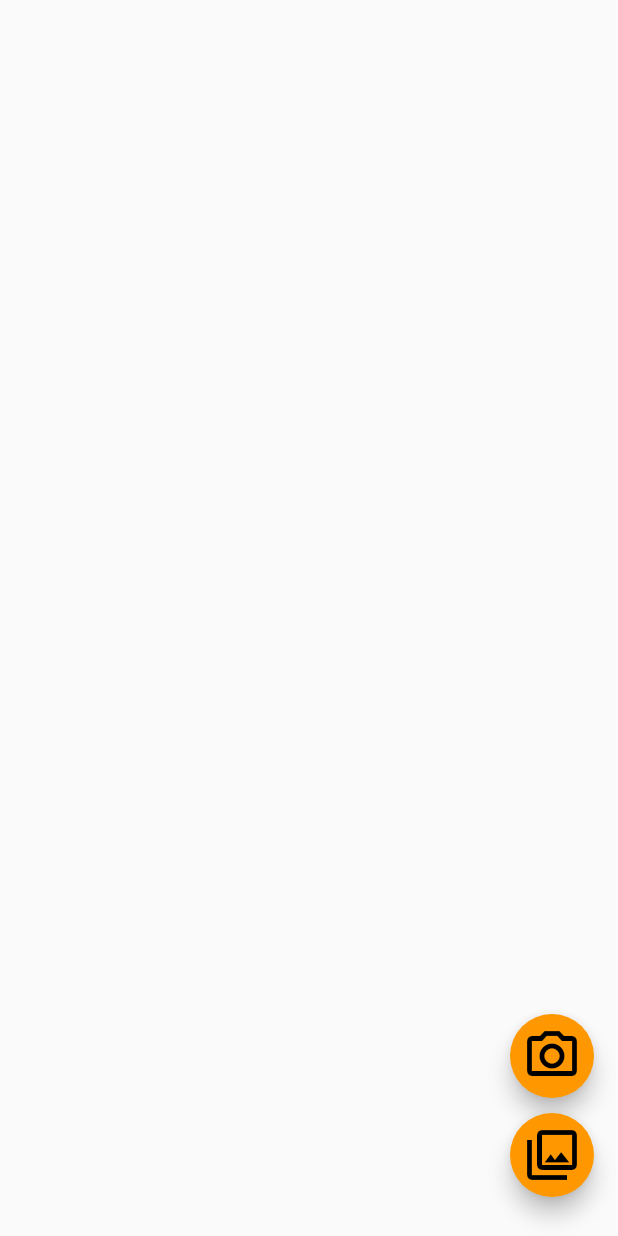
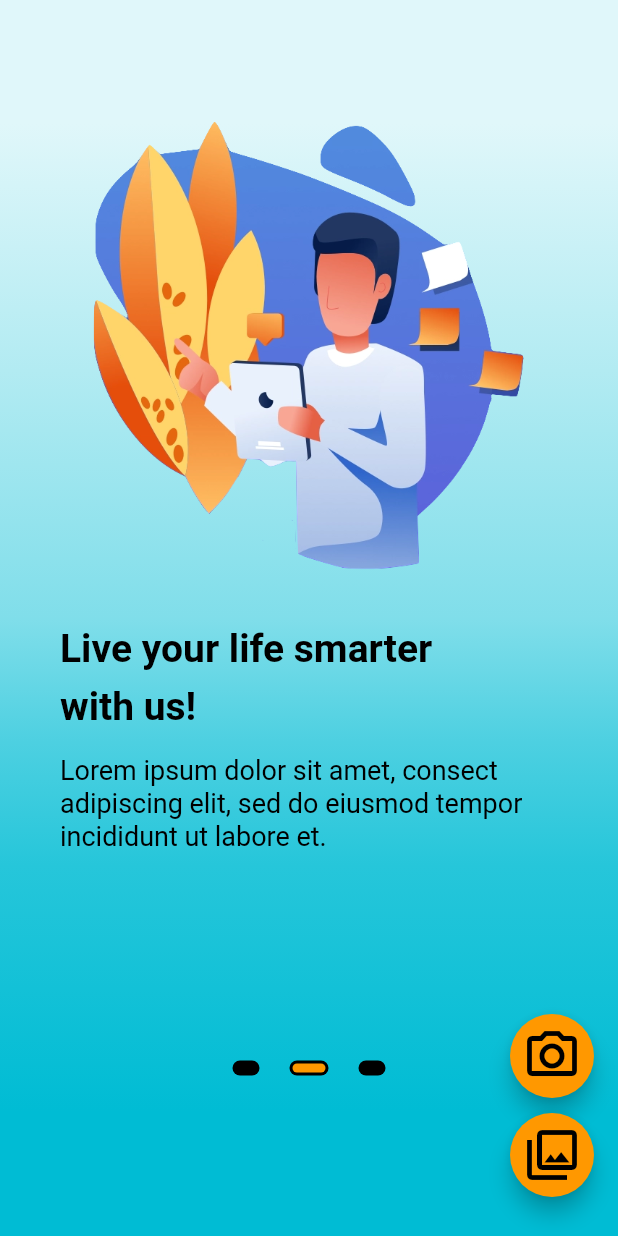
Before and after one commit to gagankumre/flutter_app, a Flutter app: the DetectViaImage screen opened directly, after a tap on the "photo library" icon, on a phone screen of 412 x 824 dp. Run offline on Flutter 3.47's test engine with Material 2 defaults, Android fonts, the phone set to English and light mode, and no system bars; our stand-ins replace image_cropper, image_picker; missing offline and left inert: circular_bottom_navigation; Roboto replaces fonts that are missing (CM Sans Serif).

Commit message:
splash screen, onboarding screen

```diff
--- a/lib/container/detectLiveViaCamera.dart
+++ b/lib/container/detectLiveViaCamera.dart
@@ -1,12 +1,19 @@
 import 'package:flutter/cupertino.dart';
 import 'package:flutter/material.dart';
 
-Widget openCamera(){
+class DetectLiveViaCamera extends StatefulWidget {
+  @override
+  _DetectLiveViaCameraState createState() => _DetectLiveViaCameraState();
+}
+
+class _DetectLiveViaCameraState extends State<DetectLiveViaCamera> {
+  @override
+  Widget build(BuildContext context) {
     return GestureDetector(
       child: Container(
         width: double.infinity,
         height: double.infinity,
-      // color: selectedColor,
+        // color: Colors.red,
         child: Center(
           child: Text(
             "Start the Camera",
@@ -16,3 +23,4 @@ Widget openCamera(){
       ),
     );
   }
+}
--- a/lib/container/detectViaImage.dart
+++ b/lib/container/detectViaImage.dart
@@ -1,6 +1,7 @@
 import 'dart:io';
 import 'package:flutter/cupertino.dart';
 import 'package:flutter/material.dart';
+import 'package:flutter_app/onBoarding/onBoardingScreen.dart';
 import 'package:flutter_app/routes/CustomDialog.dart';
 import 'package:image_picker/image_picker.dart';
 
@@ -42,6 +43,7 @@ class _DetectViaImageState extends State<DetectViaImage> {
   @override
   Widget build(BuildContext context) {
     return Scaffold(
+      body: OnBoardingScreen(),
       floatingActionButton: Column(
         mainAxisAlignment: MainAxisAlignment.end,
         children: [
--- a/lib/main.dart
+++ b/lib/main.dart
@@ -1,8 +1,8 @@
 import 'package:flutter/material.dart';
-import 'package:flutter_app/routes/Home.dart';
+import 'package:flutter_app/routes/SplashScreen.dart';
 
 void main() {
   runApp(MaterialApp(
-    home: Home(),
+    home: SplashScreen(),
   ));
 }
--- /dev/null
+++ b/lib/onBoarding/onBoardingScreen.dart
@@ -0,0 +1,139 @@
+import 'dart:async';
+
+import 'package:flutter/material.dart';
+import 'package:flutter/services.dart';
+import 'package:flutter_app/onBoarding/pagesList.dart';
+import 'package:flutter_app/util/gradientBoxDecoration.dart';
+
+class OnBoardingScreen extends StatefulWidget {
+  @override
+  _OnBoardingScreenState createState() => _OnBoardingScreenState();
+}
+
+class _OnBoardingScreenState extends State<OnBoardingScreen> {
+  final int _numPages = 3;
+  final PageController _pageController = PageController(initialPage: 0);
+  int _currentPage = 0;
+
+  List<Widget> _buildPageIndicator() {
+    List<Widget> list = [];
+    for (int i = 0; i < _numPages; i++) {
+      list.add(i == _currentPage ? _indicator(true) : _indicator(false));
+    }
+    return list;
+  }
+
+  Widget _indicator(bool isActive) {
+    return AnimatedContainer(
+      duration: Duration(milliseconds: 150),
+      margin: EdgeInsets.symmetric(horizontal: 10.0),
+      height: 10.0,
+      width: isActive ? 26.0 : 18.0,
+      decoration: BoxDecoration(
+        color: Colors.black,
+        borderRadius: BorderRadius.all(Radius.circular(12)),
+      ),
+      child: AnimatedContainer(
+        duration: Duration(milliseconds: 150),
+        margin: EdgeInsets.symmetric(horizontal: 2.0,vertical: 2.0),
+        height: 8.0,
+        width: isActive ? 24.0 : 16.0,
+        decoration: BoxDecoration(
+          color: isActive ? Colors.orange : Colors.black,
+          borderRadius: BorderRadius.all(Radius.circular(12)),
+        ),
+      ),
+    );
+  }
+
+  @override
+  void initState() {
+    super.initState();
+    Timer.periodic(Duration(seconds: 3), (timer) {
+      if (_currentPage < 2) {
+        _currentPage++;
+      } else {
+        _currentPage = 0;
+      }
+      _pageController.animateToPage(
+        _currentPage,
+        duration: Duration(milliseconds: 350),
+        curve: Curves.easeIn,
+      );
+    });
+  }
+
+  @override
+  Widget build(BuildContext context) {
+    return Scaffold(
+      body: AnnotatedRegion<SystemUiOverlayStyle>(
+        value: SystemUiOverlayStyle.light,
+        child: Container(
+          decoration: gradientBoxDecoration(),
+          child: Padding(
+            padding: EdgeInsets.symmetric(vertical: 40.0),
+            child: Column(
+              crossAxisAlignment: CrossAxisAlignment.stretch,
+              children: <Widget>[
+                // Container(
+                //   child: Align(
+                //     alignment: FractionalOffset.topRight,
+                //     child: FlatButton(
+                //       onPressed: () {
+                //         _currentPage != _numPages - 1
+                //             ? _pageController.nextPage(
+                //           duration: Duration(milliseconds: 500),
+                //           curve: Curves.ease,
+                //         )
+                //             : _pageController.animateToPage(0, duration: Duration(milliseconds: 500), curve: Curves.ease);
+                //       },
+                //       child: Row(
+                //         mainAxisAlignment: MainAxisAlignment.center,
+                //         mainAxisSize: MainAxisSize.min,
+                //         children: <Widget>[
+                //           Text(
+                //             'Next',
+                //             style: TextStyle(
+                //               color: Colors.black,
+                //               fontSize: 22.0,
+                //             ),
+                //           ),
+                //           SizedBox(width: 10.0),
+                //           Icon(
+                //             Icons.arrow_forward,
+                //             color: Colors.black,
+                //             size: 30.0,
+                //           ),
+                //         ],
+                //       ),
+                //     ),
+                //   ),
+                // ),
+                Container(
+                  height: 600.0,
+                  child: PageView(
+                    physics: ClampingScrollPhysics(),
+                    controller: _pageController,
+                    onPageChanged: (int page) {
+                      setState(() {
+                        _currentPage = page;
+                      });
+                    },
+                    children: getPages(),
+                  ),
+                ),
+                Expanded(
+                  child: Row(
+                    mainAxisAlignment: MainAxisAlignment.center,
+                    crossAxisAlignment: CrossAxisAlignment.center,
+                    children: _buildPageIndicator(),
+                  ),
+                ),
+              ],
+            ),
+          ),
+        ),
+      ),
+    );
+  }
+}
--- /dev/null
+++ b/lib/onBoarding/pagesList.dart
@@ -0,0 +1,88 @@
+import 'package:flutter/cupertino.dart';
+import 'package:flutter_app/util/styles.dart';
+
+List<Widget> getPages(){
+  return <Widget>[
+    Padding(
+      padding: EdgeInsets.all(40.0),
+      child: Column(
+        crossAxisAlignment: CrossAxisAlignment.start,
+        children: <Widget>[
+          Center(
+            child: Image(
+              image: AssetImage(
+                'images/onboarding0.png',
+              ),
+              height: 300.0,
+              width: 300.0,
+            ),
+          ),
+          SizedBox(height: 30.0),
+          Text(
+            'Connect people\naround the world',
+            style: kTitleStyle,
+          ),
+          SizedBox(height: 15.0),
+          Text(
+            'Lorem ipsum dolor sit amet, consect adipiscing elit, sed do eiusmod tempor incididunt ut labore et.',
+            style: kSubtitleStyle,
+          ),
+        ],
+      ),
+    ),
+    Padding(
+      padding: EdgeInsets.all(40.0),
+      child: Column(
+        crossAxisAlignment: CrossAxisAlignment.start,
+        children: <Widget>[
+          Center(
+            child: Image(
+              image: AssetImage(
+                'images/onboarding1.png',
+              ),
+              height: 300.0,
+              width: 300.0,
+            ),
+          ),
+          SizedBox(height: 30.0),
+          Text(
+            'Live your life smarter\nwith us!',
+            style: kTitleStyle,
+          ),
+          SizedBox(height: 15.0),
+          Text(
+            'Lorem ipsum dolor sit amet, consect adipiscing elit, sed do eiusmod tempor incididunt ut labore et.',
+            style: kSubtitleStyle,
+          ),
+        ],
+      ),
+    ),
+    Padding(
+      padding: EdgeInsets.all(40.0),
+      child: Column(
+        crossAxisAlignment: CrossAxisAlignment.start,
+        children: <Widget>[
+          Center(
+            child: Image(
+              image: AssetImage(
+                'images/onboarding2.png',
+              ),
+              height: 300.0,
+              width: 300.0,
+            ),
+          ),
+          SizedBox(height: 30.0),
+          Text(
+            'Get a new experience\nof imagination',
+            style: kTitleStyle,
+          ),
+          SizedBox(height: 15.0),
+          Text(
+            'Lorem ipsum dolor sit amet, consect adipiscing elit, sed do eiusmod tempor incididunt ut labore et.',
+            style: kSubtitleStyle,
+          ),
+        ],
+      ),
+    ),
+  ];
+}
--- a/lib/routes/CustomDialog.dart
+++ b/lib/routes/CustomDialog.dart
@@ -44,7 +44,7 @@ class _CustomDialogState extends State<CustomDialog> {
   @override
   Widget build(BuildContext context) {
     return Scaffold(
-      backgroundColor: Color(0x66000000),//40% transparent black
+      backgroundColor: Color(0xA0000000),
       body: Center(
         child: Material(
           type: MaterialType.transparency,
--- a/lib/routes/Home.dart
+++ b/lib/routes/Home.dart
@@ -15,7 +15,6 @@ class _HomeState extends State<Home> {
   int selectedPos = 0;
   double bottomNavBarHeight = 65.0;
   CircularBottomNavigationController _navigationController;
-  DetectViaImage imagePicker=new DetectViaImage();
 
   List<TabItem> tabItems = List.of([
     new TabItem(Icons.image_search_outlined, "Detect via Image", Colors.cyan, labelStyle: TextStyle(fontWeight: FontWeight.bold)),
@@ -31,10 +30,11 @@ class _HomeState extends State<Home> {
   @override
   Widget build(BuildContext context) {
     return Scaffold(
+      extendBodyBehindAppBar: true,
       appBar: customAppBar(),
       body: Stack(
         children: <Widget>[
-          Padding(child: bodyContainer(), padding: EdgeInsets.only(bottom: bottomNavBarHeight),),
+          Padding(child: bodyContainer(), padding: EdgeInsets.only(bottom: bottomNavBarHeight,top: 100),),
           Align(alignment: Alignment.bottomCenter, child: bottomNav())
         ],
       ),
@@ -42,11 +42,10 @@ class _HomeState extends State<Home> {
   }
 
   Widget bodyContainer() {
-
     if(selectedPos==0){
-      return imagePicker;
+      return DetectViaImage();
     }else{
-      return openCamera();
+      return DetectLiveViaCamera();
     }
   }
 
--- /dev/null
+++ b/lib/routes/SplashScreen.dart
@@ -0,0 +1,61 @@
+import 'dart:async';
+import 'package:flutter/material.dart';
+import 'package:flutter_app/routes/Home.dart';
+
+class SplashScreen extends StatefulWidget {
+  @override
+  State<StatefulWidget> createState() => FadeIn();
+}
+
+class FadeIn extends State<SplashScreen> {
+
+  FlutterLogoStyle _logoStyle = FlutterLogoStyle.markOnly;
+
+  FadeIn() {
+    Timer(const Duration(milliseconds: 1500), () {
+      setState(() {
+        _logoStyle = FlutterLogoStyle.horizontal;
+      });
+    });
+  }
+
+  @override
+  void setState(fn) {
+    super.setState(fn);
+    Timer(Duration(seconds: 1),(){
+      Navigator.of(context).pushReplacement(
+        new PageRouteBuilder(
+          opaque: false,
+          transitionDuration: Duration(milliseconds: 1500),
+          barrierDismissible:true,
+          pageBuilder: (BuildContext context, Animation<double> animation, Animation<double> secondaryAnimation) {
+            return Home();
+          },
+          transitionsBuilder: (BuildContext context, Animation<double> animation, Animation<double> secondaryAnimation, Widget child) {
+            return FadeTransition(
+              opacity: animation, // CurvedAnimation(parent: animation, curve: Curves.elasticInOut),
+              child: child,
+            );
+          },
+        )
+      );
+    });
+  }
+
+  @override Widget build(BuildContext context) {
+    return MaterialApp(
+      home: Scaffold(
+        body: Center(
+          child: Container(
+            child: Hero(
+              tag: 'title',
+              child: new FlutterLogo(
+                size: 200.0, style: _logoStyle,
+              ),
+            ),
+          ),
+        ),
+      ),
+    );
+  }
+}
--- a/lib/util/customAppBar.dart
+++ b/lib/util/customAppBar.dart
@@ -2,13 +2,19 @@ import 'package:flutter/material.dart';
 
 Widget customAppBar(){
   return AppBar(
-    title: Text(
+    title: Hero(
+      tag: 'title',
+      child: Material(
+        type: MaterialType.transparency,
+        child: Text(
           'SAVIOUR',
           style: TextStyle(
             letterSpacing: 2.0,
             fontSize: 35.0,
             fontWeight: FontWeight.bold,
             color: Colors.black,
+          ),
+        ),
       ),
     ),
     centerTitle: true,
--- /dev/null
+++ b/lib/util/gradientBoxDecoration.dart
@@ -0,0 +1,20 @@
+import 'package:flutter/cupertino.dart';
+import 'package:flutter/material.dart';
+
+BoxDecoration gradientBoxDecoration(){
+  return BoxDecoration(
+    gradient: LinearGradient(
+      begin: Alignment.topCenter,
+      end: Alignment.bottomCenter,
+      stops: [0.1, 0.3, 0.5, 0.6,0.7,0.9],
+      colors: [
+        Colors.cyan[50],
+        Colors.cyan[100],
+        Colors.cyan[200],
+        Colors.cyan[300],
+        Colors.cyan[400],
+        Colors.cyan,
+      ],
+    ),
+  );
+}
--- /dev/null
+++ b/lib/util/styles.dart
@@ -0,0 +1,15 @@
+import 'package:flutter/material.dart';
+
+final kTitleStyle = TextStyle(
+  color: Colors.black,
+  fontFamily: 'CM Sans Serif',
+  fontSize: 26.0,
+  height: 1.5,
+  fontWeight: FontWeight.bold,
+);
+
+final kSubtitleStyle = TextStyle(
+  color: Colors.black,
+  fontSize: 18.0,
+  height: 1.2,
+);
```
Also changed, not shown: images/onboarding0.png (added), images/onboarding1.png (added), images/onboarding2.png (added), 1 other file. Lines whose indentation alone changed are shown as unchanged.
